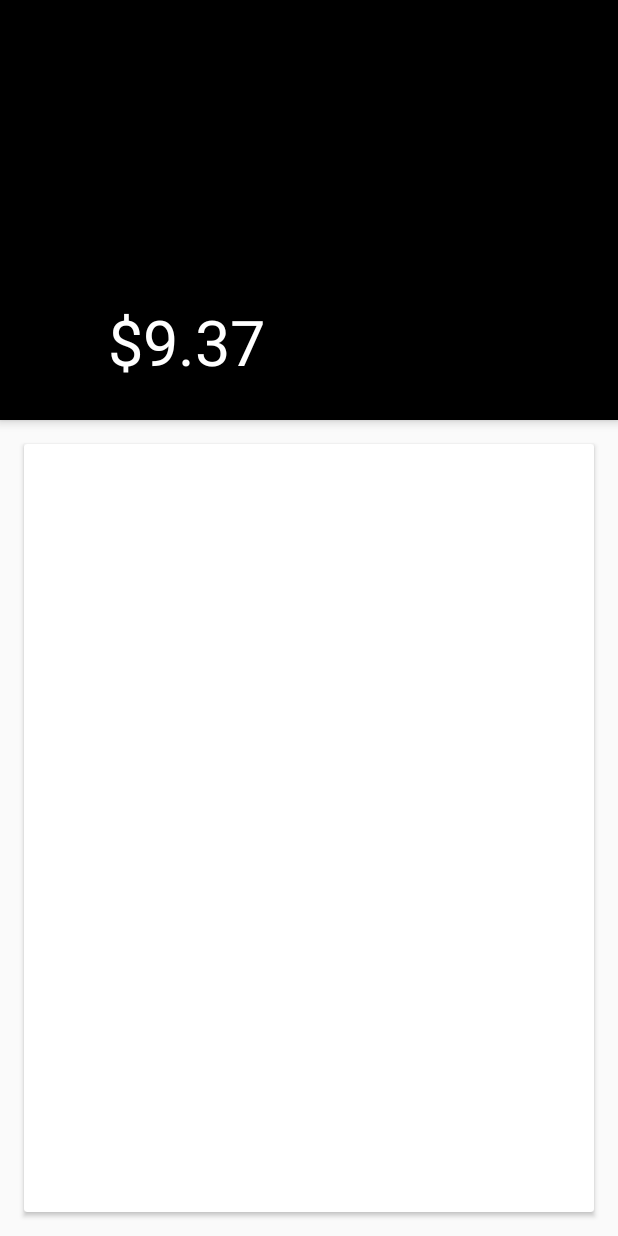
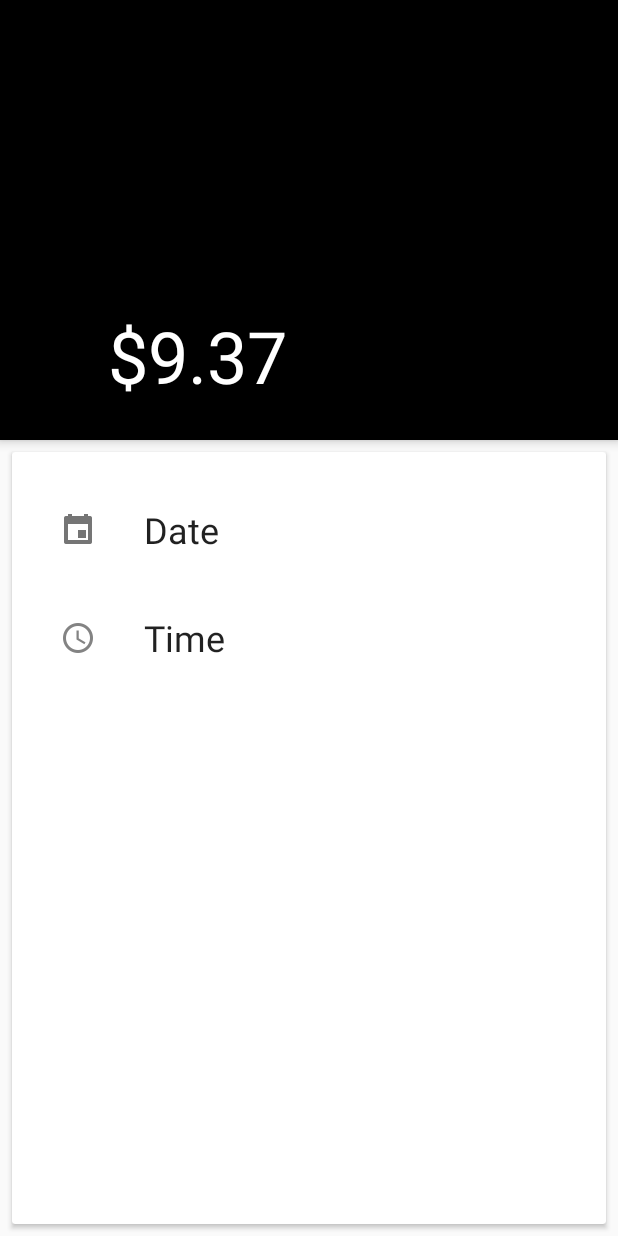
Before and after one commit to BearDroid/PaidToPoop, an Android app: the layout detail_view.xml on its own in the app's theme, with its tools: preview values and no code run, on a phone screen of 412 x 824 dp. Run offline under Robolectric (Android 15) with nearby library versions, the phone set to English and light mode, and no system bars.

Commit message:
Added date and time to detailview along with icons. Still need to straighten those out and add actions to the toolbar.

```diff
--- a/app/src/main/res/layout/detail_toolbar.xml
+++ b/app/src/main/res/layout/detail_toolbar.xml
@@ -5,6 +5,5 @@
     android:layout_height="@dimen/abc_action_bar_default_height_material"
     android:background="@color/black"
     android:elevation="4dp"
-    android:theme="@style/ToolbarTheme"
     android:gravity="bottom"
-    />
+    android:theme="@style/ToolbarTheme"></android.support.v7.widget.Toolbar>
--- a/app/src/main/res/layout/detail_view.xml
+++ b/app/src/main/res/layout/detail_view.xml
@@ -1,35 +1,106 @@
 <?xml version="1.0" encoding="utf-8"?>
-<RelativeLayout xmlns:android="http://schemas.android.com/apk/res/android"
-    android:layout_width="match_parent" android:layout_height="match_parent">
-    <include layout="@layout/detail_toolbar"
+<LinearLayout xmlns:android="http://schemas.android.com/apk/res/android"
+    xmlns:app="http://schemas.android.com/apk/res-auto"
+    android:layout_width="match_parent"
+    android:layout_height="match_parent"
+    android:orientation="vertical">
+
+    <include
         android:id="@+id/detail_toolbar"
-        android:layout_height="280dp"
-        android:layout_width="match_parent">
-    </include>
+        layout="@layout/detail_toolbar" />
+
+    <RelativeLayout
+        android:id="@+id/topDetail"
+        android:layout_width="match_parent"
+        android:layout_height="match_parent"
+        android:layout_below="@id/detail_toolbar"
+        android:layout_weight="1"
+        android:background="@color/black"
+        android:elevation="4dp">
+
         <TextView
             android:id="@+id/amountDetail"
             android:layout_width="wrap_content"
             android:layout_height="wrap_content"
+            android:layout_alignParentBottom="true"
+            android:layout_marginBottom="24dp"
+            android:layout_marginLeft="72sp"
             android:text="$9.37"
             android:textColor="@color/white"
-        android:layout_alignBottom="@id/detail_toolbar"
-        android:layout_marginLeft="72sp"
-        android:layout_marginBottom="24dp"
-        android:textSize="42sp"
-        android:elevation="16dp"/>
-    <RelativeLayout
+            android:textSize="48sp" />
+    </RelativeLayout>
+
+    <android.support.v7.widget.CardView
+        android:id="@+id/bottomDetail"
         android:layout_width="match_parent"
         android:layout_height="match_parent"
-        android:layout_below="@id/detail_toolbar">
-        <android.support.v7.widget.CardView
+        android:layout_margin="8dp"
+        android:layout_weight=".5"
+        android:elevation="2dp"
+        app:cardCornerRadius="2dp">
+
+        <LinearLayout
             android:layout_width="match_parent"
             android:layout_height="match_parent"
-            android:elevation="4dp"
-            android:layout_margin="16dp"
-            android:layout_centerInParent="true">
+            android:orientation="vertical"
+            android:padding="16dp">
 
-            </android.support.v7.widget.CardView>
+            <RelativeLayout
+                android:id="@+id/dateView"
+                android:layout_width="match_parent"
+                android:layout_height="72dp"
+                android:textAlignment="center">
+
+                <ImageView
+                    android:id="@+id/dateicon"
+                    android:layout_width="wrap_content"
+                    android:layout_height="match_parent"
+                    android:layout_centerVertical="true"
+                    android:layout_marginLeft="16dp"
+                    android:layout_marginRight="16dp"
+                    android:src="@drawable/ic_event"
+                    android:textAlignment="center" />
+
+                <TextView
+                    android:id="@+id/dateText"
+                    android:layout_width="wrap_content"
+                    android:layout_height="wrap_content"
+                    android:layout_centerVertical="true"
+                    android:layout_marginLeft="72dp"
+                    android:text="Date"
+                    android:textAlignment="center"
+                    android:textColor="@color/abc_primary_text_material_light"
+                    android:textSize="24sp" />
             </RelativeLayout>
 
+            <RelativeLayout
+                android:id="@+id/timeView"
+                android:layout_width="match_parent"
+                android:layout_height="72dp">
 
+                <ImageView
+                    android:id="@+id/timeIcon"
+                    android:layout_width="wrap_content"
+                    android:layout_height="match_parent"
+                    android:layout_centerVertical="true"
+                    android:layout_marginLeft="16dp"
+                    android:layout_marginRight="16dp"
+                    android:src="@drawable/ic_access_time"
+                    android:textAlignment="center" />
+
+                <TextView
+                    android:id="@+id/timeText"
+                    android:layout_width="wrap_content"
+                    android:layout_height="wrap_content"
+                    android:layout_centerVertical="true"
+                    android:layout_marginLeft="72dp"
+                    android:text="Time"
+                    android:textAlignment="center"
+                    android:textColor="@color/abc_primary_text_material_light"
+                    android:textSize="24sp" />
             </RelativeLayout>
+
+        </LinearLayout>
+    </android.support.v7.widget.CardView>
+
+</LinearLayout>
--- a/app/src/main/res/layout/toolbar.xml
+++ b/app/src/main/res/layout/toolbar.xml
@@ -5,4 +5,4 @@
     android:layout_height="wrap_content"
     android:background="@color/colorPrimary"
     android:elevation="@dimen/elevation_high"
-    android:theme="@style/ToolbarTheme"/>
+    android:theme="@style/ToolbarTheme" />
```
Also changed, not shown: app/src/main/java/com/beardroid/paid2poop/DetailActivity.java (+16 -3 lines), app/src/main/res/layout/contacts.xml (added, +42 -0 lines), app/src/main/res/layout/fragment_home.xml (+7 -7 lines), app/src/main/res/layout/poopcard.xml (+7 -8 lines), app/src/main/res/drawable-hdpi/ic_access_time.png (added), app/src/main/res/drawable-hdpi/ic_event.png (added), app/src/main/res/drawable-mdpi/ic_access_time.png (added), app/src/main/res/drawable-mdpi/ic_event.png (added), app/src/main/res/drawable-xhdpi/ic_access_time.png (added), app/src/main/res/drawable-xhdpi/ic_event.png (added), app/src/main/res/drawable-xxhdpi/ic_access_time.png (added), app/src/main/res/drawable-xxhdpi/ic_event.png (added). Lines whose indentation alone changed are shown as unchanged.
